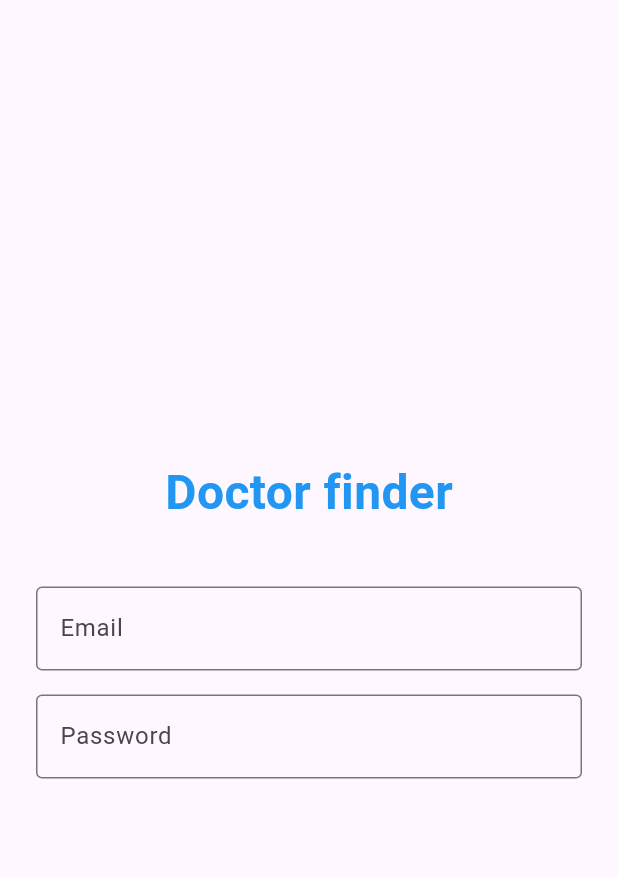
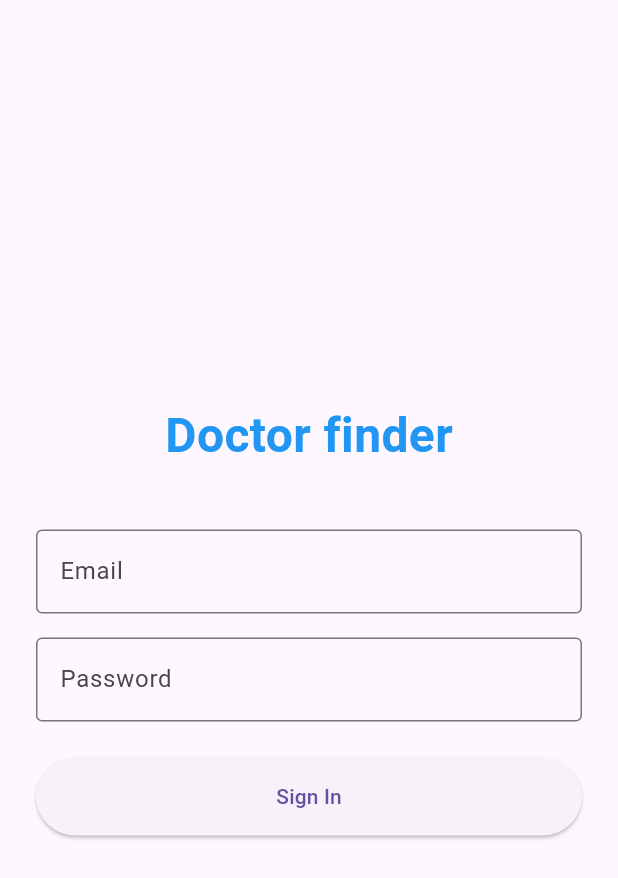
Before and after one commit to fawadahmed96/doctor-finder, a Flutter app: the screen it shows after launch, on a phone screen of 412 x 824 dp. Shown: the top 878 px of the screen. Run offline on Flutter 3.47's test engine with Material 3 defaults, Android fonts, the phone set to English and light mode, and no system bars; our stand-ins replace flutter_riverpod, riverpod_annotation.

Commit message:
add sign in flow using riverpod

```diff
--- /dev/null
+++ b/lib/features/auth/presentation/sign_in_notifier.dart
@@ -0,0 +1,34 @@
+import 'package:riverpod_annotation/riverpod_annotation.dart';
+
+class SignInState {
+  final bool isLoading;
+  final String? errorMsg;
+  final bool isSuccess;
+
+  const SignInState({this.isLoading = false, this.errorMsg, this.isSuccess = false});
+}
+
+class SignInNotifier extends Notifier<SignInState>{
+  @override
+  SignInState build(){
+    return const SignInState();
+  }
+
+  Future<void> signIn(String email,String password)async{
+    state=const  SignInState(isLoading: true);
+    await Future.delayed(const Duration(seconds: 2));
+
+    if (email == 'test@test.com' && password == '123456'){
+      state=const  SignInState(isSuccess:true);
+    }
+    else {
+      state =const  SignInState(
+        errorMsg: 'Wrong email or password',
+      );
+    }
+  }
+}
+
+final signInProvider=NotifierProvider<SignInNotifier,SignInState>(
+    ()=>SignInNotifier(),
+);
--- a/lib/features/auth/presentation/sign_in_screen.dart
+++ b/lib/features/auth/presentation/sign_in_screen.dart
@@ -1,10 +1,42 @@
+import 'package:doctor_finder/features/doctors/presentation/doctor_list_screen.dart';
 import 'package:flutter/material.dart';
+import 'package:flutter_riverpod/flutter_riverpod.dart';
+import 'sign_in_notifier.dart';
 
-class SignInScreen extends StatelessWidget {
+class SignInScreen extends ConsumerStatefulWidget {
   const SignInScreen({super.key});
 
   @override
+  ConsumerState<SignInScreen> createState() => _SignInScreenState();
+}
+
+class _SignInScreenState extends ConsumerState<SignInScreen> {
+  final _emailController = TextEditingController();
+  final _passwordController = TextEditingController();
+
+  @override
+  void dispose() {
+    _emailController.dispose();
+    _passwordController.dispose();
+    super.dispose();
+  }
+
+  @override
   Widget build(BuildContext context) {
+    final state = ref.watch(signInProvider);
+    ref.listen<SignInState>(signInProvider, (previous, next) {
+      if (next.isSuccess) {
+        Navigator.pushReplacement(
+          context,
+          MaterialPageRoute(builder: (context) => DoctorListScreen()),
+        );
+      }
+      if (next.errorMsg != null) {
+        ScaffoldMessenger.of(context).showSnackBar(
+          SnackBar(content: Text(next.errorMsg!), backgroundColor: Colors.red),
+        );
+      }
+    });
     return Scaffold(
       body: SafeArea(
         child: Padding(
@@ -20,22 +52,93 @@ class SignInScreen extends StatelessWidget {
                   color: Colors.blue,
                 ),
               ),
-              SizedBox(height: 40,),
+              SizedBox(height: 40),
               TextField(
-                decoration:InputDecoration(
+                controller: _emailController,
+                decoration: InputDecoration(
                   labelText: "Email",
                   border: OutlineInputBorder(),
                 ),
               ),
               SizedBox(height: 16),
               TextField(
+                controller: _passwordController,
                 obscureText: true,
                 decoration: InputDecoration(
                   labelText: 'Password',
                   border: OutlineInputBorder(),
                 ),
               ),
+              SizedBox(height: 24),
+              if (state.errorMsg != null)
+                Padding(
+                  padding: const EdgeInsets.only(bottom: 16),
+                  child: Text(
+                    state.errorMsg!,
+                    style: TextStyle(color: Colors.red),
+                  ),
+                ),
+              SizedBox(
+                width: double.infinity,
+                child: ElevatedButton(
+                  onPressed:
+                      state.isLoading
+                          ? null
+                          : () {
+                            ref
+                                .read(signInProvider.notifier)
+                                .signIn(
+                                  _emailController.text,
+                                  _passwordController.text,
+                                );
+                          },
+                  child: Padding(
+                    padding: const EdgeInsets.all(16.0),
+                    child:
+                        state.isLoading
+                            ? CircularProgressIndicator(color: Colors.white)
+                            : Text('Sign In'),
+                  ),
+                ),
+              ),
 
+              // SizedBox(
+              //   width: double.infinity,
+              //   child: ElevatedButton(
+              //     onPressed: () {
+              //       if (state.errorMsg != null) {
+              //         Padding(
+              //           padding: EdgeInsets.only(bottom: 16),
+              //           child: Text(
+              //             state.errorMsg!,
+              //             style: TextStyle(color: Colors.red),
+              //           ),
+              //         );
+              //         SizedBox(
+              //           width: double.infinity,
+              //           child: ElevatedButton(
+              //               onPressed:state.isLoading?null:
+              //               (){
+              //                 ref.read(signInProvider.notifier).signIn(
+              //                   'test@test.com',
+              //                   '123456',
+              //                 );
+              //               },
+              //             child: Padding(
+              //               padding: const EdgeInsets.all(16.0),
+              //               child: state.isLoading?
+              //               CircularProgressIndicator(color: Colors.white,):Text("Sign In"),
+              //             ),
+              //           ),
+              //         );
+              //       }
+              //     },
+              //     child: Padding(
+              //       padding: const EdgeInsets.all(16.0),
+              //       child: Text('Sign In'),
+              //     ),
+              //   ),
+              // ),
             ],
           ),
         ),
```
Also changed, not shown: lib/features/doctors/presentation/doctor_list_screen.dart (added, +17 -0 lines).
